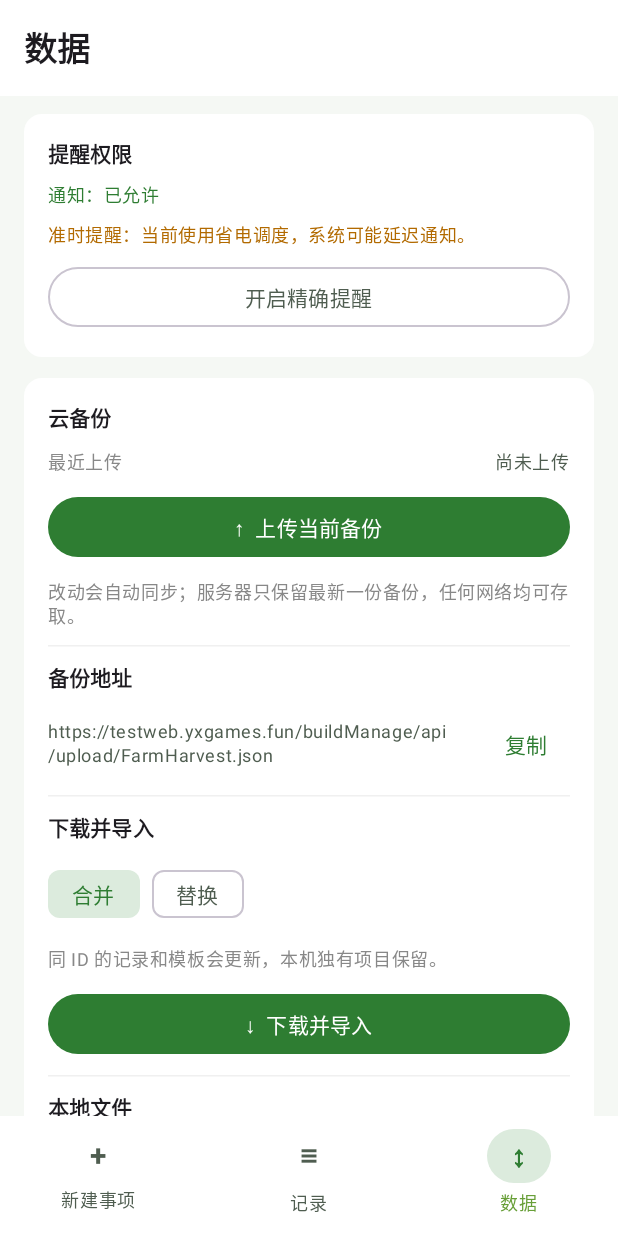
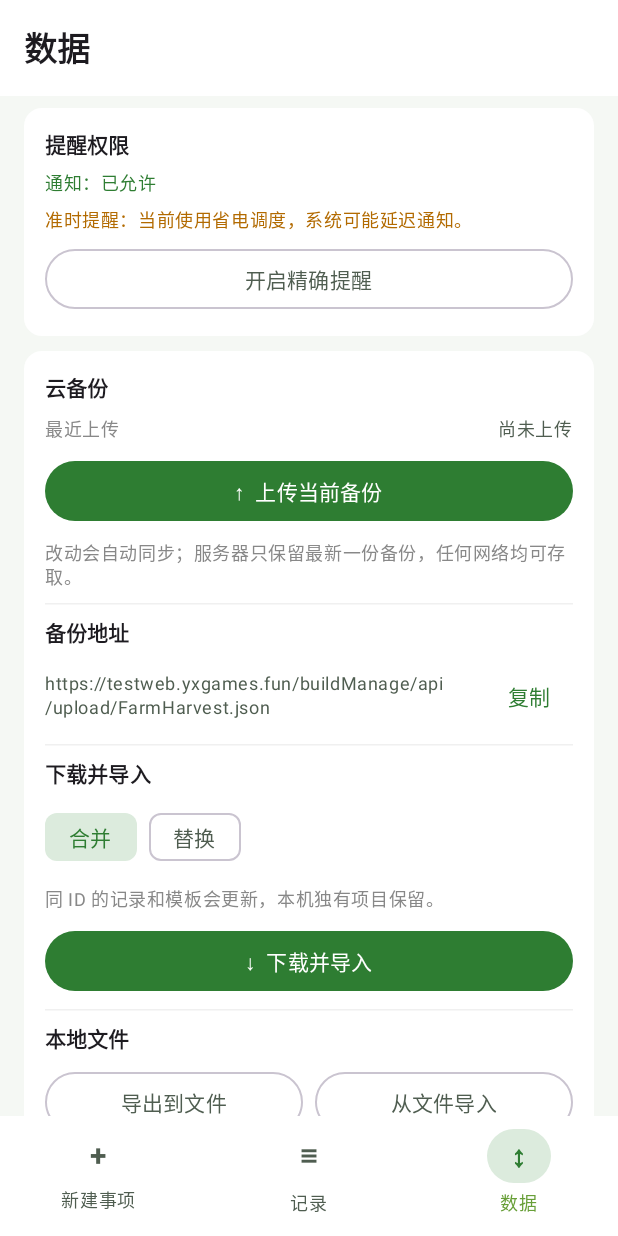
Before and after one commit to qiusa/FarmHarvest, an Android app built with Jetpack Compose: the screen it shows after launch (MainActivity), item 3 of the bottom bar chosen, on a phone screen of 412 x 824 dp. Run offline under Robolectric (Android 15) with nearby library versions, the phone set to English and light mode, and no system bars; libraries missing offline, so code that uses them is left out: sh.calvin.reorderable; 1 statement that could not run was skipped.

Commit message:
style(android): 收紧三页布局留白，保持圆角卡片与触控美感
- 页纵向留白与卡片间距下调，卡内边距 16→14、行距收紧
- 记录卡内边距 14→12、行距 10→6、头像 38→34，统计卡收窄
- 新建页主按钮 52→48dp，去除各页页尾多余 Spacer

```diff
--- a/android/app/src/main/java/com/yixin/farmharvest/android/MainActivity.kt
+++ b/android/app/src/main/java/com/yixin/farmharvest/android/MainActivity.kt
@@ -582,13 +582,13 @@ private fun PlantForm(
     val scroll = rememberScrollState()
     Column(
         modifier = modifier.fillMaxSize().imePadding().verticalScroll(scroll)
-            .padding(horizontal = 16.dp, vertical = 12.dp),
-        verticalArrangement = Arrangement.spacedBy(14.dp),
+            .padding(horizontal = 16.dp, vertical = 8.dp),
+        verticalArrangement = Arrangement.spacedBy(10.dp),
     ) {
         Card(colors = CardDefaults.cardColors(containerColor = Color.White)) {
             Column(
-                Modifier.fillMaxWidth().padding(16.dp),
-                verticalArrangement = Arrangement.spacedBy(12.dp),
+                Modifier.fillMaxWidth().padding(14.dp),
+                verticalArrangement = Arrangement.spacedBy(8.dp),
             ) {
                 SectionHeading("模板")
                 if (activity.presets.isEmpty()) {
@@ -633,8 +633,8 @@ private fun PlantForm(
 
         Card(colors = CardDefaults.cardColors(containerColor = Color.White)) {
             Column(
-                Modifier.fillMaxWidth().padding(16.dp),
-                verticalArrangement = Arrangement.spacedBy(10.dp),
+                Modifier.fillMaxWidth().padding(14.dp),
+                verticalArrangement = Arrangement.spacedBy(8.dp),
             ) {
                 SectionHeading("提醒间隔")
                 OutlinedTextField(
@@ -660,8 +660,8 @@ private fun PlantForm(
 
         Card(colors = CardDefaults.cardColors(containerColor = Color.White)) {
             Column(
-                Modifier.fillMaxWidth().padding(16.dp),
-                verticalArrangement = Arrangement.spacedBy(10.dp),
+                Modifier.fillMaxWidth().padding(14.dp),
+                verticalArrangement = Arrangement.spacedBy(8.dp),
             ) {
                 SectionHeading("备注（可选）")
                 OutlinedTextField(
@@ -692,11 +692,10 @@ private fun PlantForm(
                 )
             },
             enabled = selected != null && minutes != null,
-            modifier = Modifier.fillMaxWidth().height(52.dp),
+            modifier = Modifier.fillMaxWidth().height(48.dp),
         ) {
             Text("添加提醒", fontSize = 16.sp, fontWeight = FontWeight.SemiBold)
         }
-        Spacer(Modifier.height(10.dp))
     }
 }
 
@@ -733,11 +732,11 @@ private fun RecordsScreen(
     LazyColumn(
         modifier = modifier.fillMaxSize().padding(horizontal = 14.dp),
         state = lazyListState,
-        verticalArrangement = Arrangement.spacedBy(10.dp),
+        verticalArrangement = Arrangement.spacedBy(8.dp),
     ) {
         item {
             Row(
-                Modifier.fillMaxWidth().padding(top = 8.dp),
+                Modifier.fillMaxWidth().padding(top = 6.dp),
                 horizontalArrangement = Arrangement.spacedBy(8.dp),
             ) {
                 StatCard("待提醒", records.size - readyCount, Color(0xFFEF8E2F), Modifier.weight(1f))
@@ -747,7 +746,7 @@ private fun RecordsScreen(
         }
         item {
             Row(
-                Modifier.fillMaxWidth().padding(top = 4.dp, bottom = 2.dp),
+                Modifier.fillMaxWidth().padding(top = 2.dp),
                 verticalAlignment = Alignment.CenterVertically,
             ) {
                 Text(
@@ -769,9 +768,9 @@ private fun RecordsScreen(
             item {
                 Card(colors = CardDefaults.cardColors(containerColor = Color.White)) {
                     Column(
-                        Modifier.fillMaxWidth().padding(26.dp),
+                        Modifier.fillMaxWidth().padding(20.dp),
                         horizontalAlignment = Alignment.CenterHorizontally,
-                        verticalArrangement = Arrangement.spacedBy(8.dp),
+                        verticalArrangement = Arrangement.spacedBy(6.dp),
                     ) {
                         Text("◷", fontSize = 30.sp, color = farmGreen)
                         Text("还没有提醒记录", fontWeight = FontWeight.SemiBold)
@@ -798,7 +797,6 @@ private fun RecordsScreen(
                 }
             }
         }
-        item { Spacer(Modifier.height(10.dp)) }
     }
 }
 
@@ -810,11 +808,11 @@ private fun StatCard(title: String, value: Int, tint: Color, modifier: Modifier
         shape = RoundedCornerShape(14.dp),
     ) {
         Column(
-            Modifier.fillMaxWidth().padding(vertical = 10.dp),
+            Modifier.fillMaxWidth().padding(vertical = 8.dp),
             horizontalAlignment = Alignment.CenterHorizontally,
             verticalArrangement = Arrangement.spacedBy(2.dp),
         ) {
-            Text(value.toString(), color = tint, fontSize = 22.sp, fontWeight = FontWeight.Bold)
+            Text(value.toString(), color = tint, fontSize = 20.sp, fontWeight = FontWeight.Bold)
             Text(title, color = Color.Gray, style = MaterialTheme.typography.labelSmall)
         }
     }
@@ -836,12 +834,12 @@ private fun RecordCard(
         shape = RoundedCornerShape(18.dp),
     ) {
         Column(
-            Modifier.fillMaxWidth().padding(14.dp),
-            verticalArrangement = Arrangement.spacedBy(10.dp),
+            Modifier.fillMaxWidth().padding(12.dp),
+            verticalArrangement = Arrangement.spacedBy(6.dp),
         ) {
             Row(verticalAlignment = Alignment.CenterVertically) {
                 Box(
-                    Modifier.size(38.dp).background(parseHex(record.colorHex), CircleShape),
+                    Modifier.size(34.dp).background(parseHex(record.colorHex), CircleShape),
                     contentAlignment = Alignment.Center,
                 ) {
                     Text(
@@ -850,7 +848,7 @@ private fun RecordCard(
                         fontWeight = FontWeight.Bold,
                     )
                 }
-                Spacer(Modifier.width(10.dp))
+                Spacer(Modifier.width(8.dp))
                 Text(
                     record.name,
                     modifier = Modifier.weight(1f),
@@ -865,7 +863,7 @@ private fun RecordCard(
                     color = Color(0xFFF4F7F3),
                     shape = RoundedCornerShape(10.dp),
                 ) {
-                    Text(note, Modifier.fillMaxWidth().padding(10.dp), style = MaterialTheme.typography.bodySmall)
+                    Text(note, Modifier.fillMaxWidth().padding(8.dp), style = MaterialTheme.typography.bodySmall)
                 }
             }
             record.harvests.sortedBy { it.date }.forEachIndexed { index, cycle ->
@@ -936,16 +934,16 @@ private fun DataScreen(
     val context = LocalContext.current
     Column(
         modifier.fillMaxSize().verticalScroll(rememberScrollState())
-            .padding(horizontal = 16.dp, vertical = 12.dp),
-        verticalArrangement = Arrangement.spacedBy(14.dp),
+            .padding(horizontal = 16.dp, vertical = 8.dp),
+        verticalArrangement = Arrangement.spacedBy(10.dp),
     ) {
         val notificationsEnabled = NotificationManagerCompat.from(context).areNotificationsEnabled()
         val exactAlarmsEnabled = Build.VERSION.SDK_INT < Build.VERSION_CODES.S ||
             (context.getSystemService(AlarmManager::class.java)?.canScheduleExactAlarms() == true)
         Card(colors = CardDefaults.cardColors(containerColor = Color.White)) {
             Column(
-                Modifier.fillMaxWidth().padding(16.dp),
-                verticalArrangement = Arrangement.spacedBy(8.dp),
+                Modifier.fillMaxWidth().padding(14.dp),
+                verticalArrangement = Arrangement.spacedBy(6.dp),
             ) {
                 SectionHeading("提醒权限")
                 Text(
@@ -991,8 +989,8 @@ private fun DataScreen(
 
         Card(colors = CardDefaults.cardColors(containerColor = Color.White)) {
             Column(
-                Modifier.fillMaxWidth().padding(16.dp),
-                verticalArrangement = Arrangement.spacedBy(10.dp),
+                Modifier.fillMaxWidth().padding(14.dp),
+                verticalArrangement = Arrangement.spacedBy(8.dp),
             ) {
                 val uploadTimestamp = activity.lastPublicUploadTimestamp
                 val uploadTime = if (uploadTimestamp > 0) formatUploadTime(uploadTimestamp) else "尚未上传"
@@ -1092,7 +1090,6 @@ private fun DataScreen(
                 )
             }
         }
-        Spacer(Modifier.height(8.dp))
     }
 }
 
```
